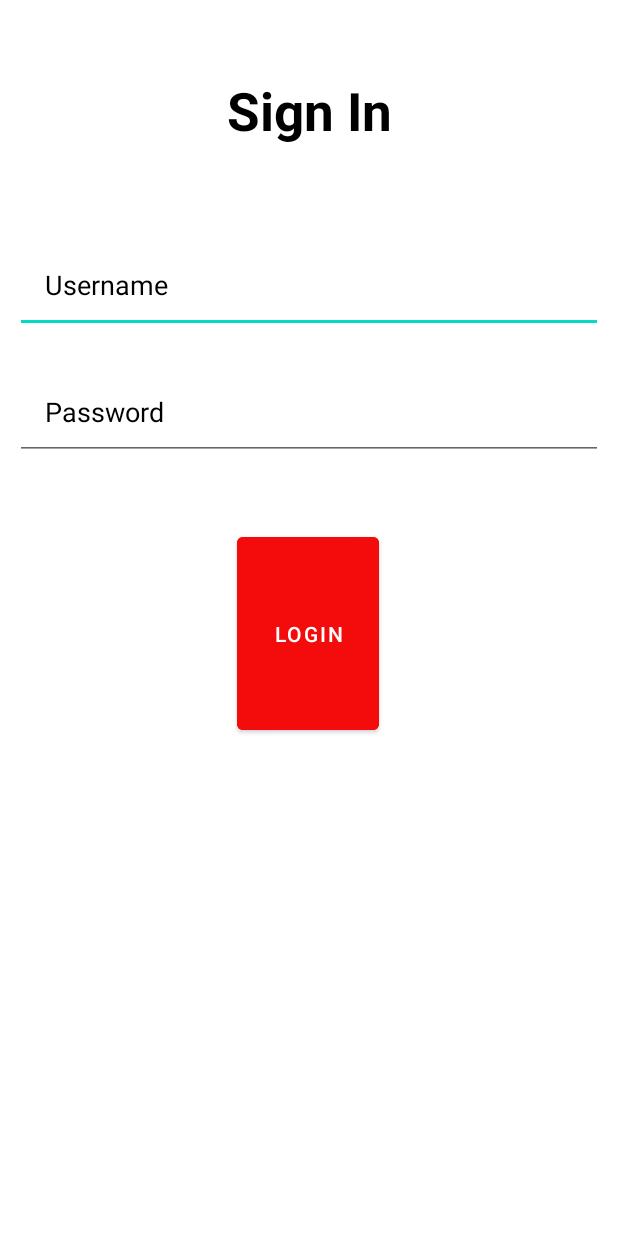
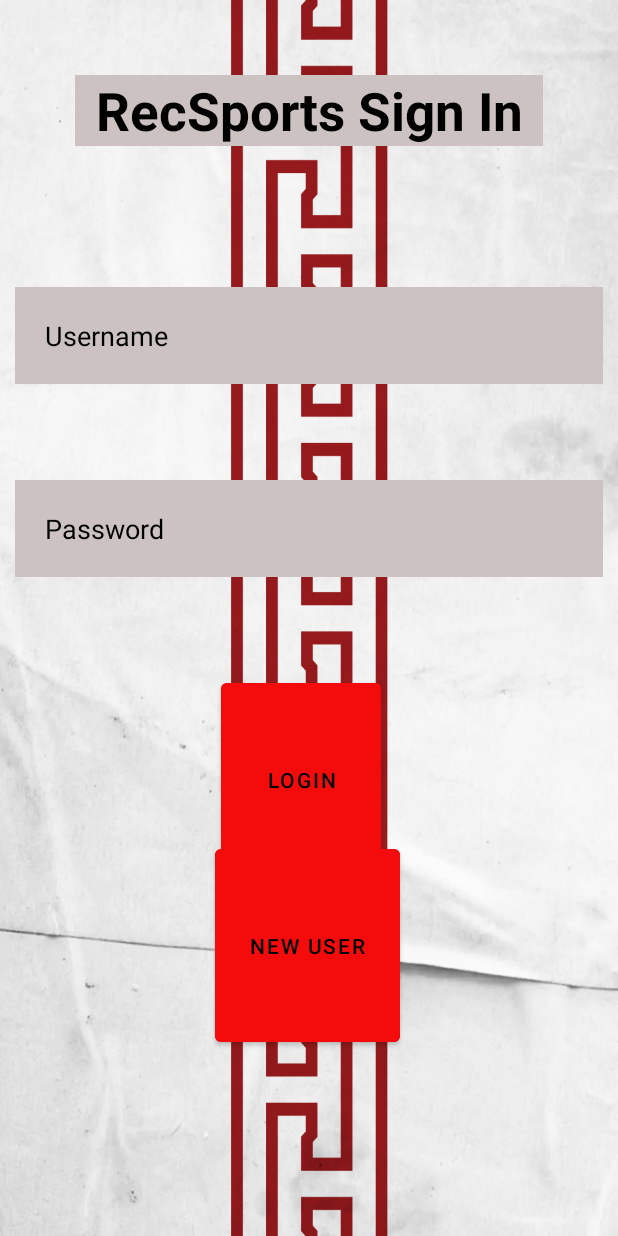
Before and after one commit to alfredmchen/Project2.3, an Android app: the screen it shows after launch (MainActivity), after a tap on "LOGIN", on a phone screen of 412 x 824 dp. Run offline under Robolectric (Android 15) with nearby library versions, the phone set to English and light mode, and no system bars.

Commit message:
updated login/register functions

```diff
--- /dev/null
+++ b/app/src/main/java/com/example/uscrecsport/DBHelperRegister.java
@@ -0,0 +1,62 @@
+package com.example.uscrecsport;
+
+import android.content.ContentValues;
+import android.content.Context;
+import android.database.Cursor;
+import android.database.sqlite.SQLiteDatabase;
+import android.database.sqlite.SQLiteOpenHelper;
+import android.widget.Toast;
+
+public class DBHelperRegister extends SQLiteOpenHelper {
+
+    public DBHelperRegister(Context context){
+        super(context, "UserLogin.db",null, 1);
+    }
+
+    @Override
+    public void onCreate(SQLiteDatabase db) {
+        db.execSQL("create table users(username Text primary key, password Text)");
+    }
+
+    @Override
+    public void onUpgrade(SQLiteDatabase db, int i, int i1) {
+        db.execSQL("drop Table if exists users");
+    }
+
+    public boolean insertd(String un, String pw){
+        SQLiteDatabase db = this.getWritableDatabase();
+        ContentValues cv = new ContentValues();
+        cv.put("username", un);
+        cv.put("password", pw);
+        boolean userExist = checkusername(un);
+        if(userExist){
+            return false;
+        }
+        long res = db.insert("users",null, cv);
+        if(res == -1){
+            return false;
+        }else{
+            return true;
+        }
+    }
+
+    public boolean checkusername(String un){
+        SQLiteDatabase db = this.getWritableDatabase();
+        Cursor cs = db.rawQuery("select * from users where username = ?", new String[] {un});
+        if(cs.getCount() > 0){
+            return true;
+        }else{
+            return false;
+        }
+    }
+
+    public boolean checkusernamepassword(String un, String pw){
+        SQLiteDatabase db = this.getWritableDatabase();
+        Cursor cs = db.rawQuery("select * from users where username = ? and password = ? ", new String[] {un,pw});
+        if(cs.getCount() > 0){
+            return true;
+        }else{
+            return false;
+        }
+    }
+}
--- a/app/src/main/java/com/example/uscrecsport/MainActivity.java
+++ b/app/src/main/java/com/example/uscrecsport/MainActivity.java
@@ -20,17 +20,28 @@ public class MainActivity extends AppCompatActivity {
         EditText userName = (EditText) findViewById(R.id.username);
         EditText passWord = (EditText) findViewById(R.id.password);
         Button loginButt = (Button) findViewById(R.id.loginbutton);
+        Button newUserRegister = (Button) findViewById(R.id.registerjumpbutton);
+        DBHelperRegister db = new DBHelperRegister(this);
 
         loginButt.setOnClickListener(new View.OnClickListener() {
             @Override
             public void onClick(View view) {
-                if (userName.getText().toString().equals("admin") && passWord.getText().toString().equals("admin") ){
-                    Toast.makeText(MainActivity.this,"Success",Toast.LENGTH_SHORT).show();
-                    Intent intent = new Intent(MainActivity.this,MainPage.class);
+                String un = userName.getText().toString();
+                String pw = passWord.getText().toString();
+                if (db.checkusernamepassword(un,pw)) {
+                    Toast.makeText(MainActivity.this, "Success", Toast.LENGTH_SHORT).show();
+                    Intent intent = new Intent(MainActivity.this, MainPage.class);
                     startActivity(intent);
-                }else{
-                    Toast.makeText(MainActivity.this,"Failed",Toast.LENGTH_SHORT).show();
+                } else {
+                    Toast.makeText(MainActivity.this, "Failed", Toast.LENGTH_SHORT).show();
                 }
+            }
+        });
+        newUserRegister.setOnClickListener(new View.OnClickListener() {
+            @Override
+            public void onClick(View view) {
+                Intent newUserintent = new Intent (MainActivity.this,RegisterActivity.class);
+                startActivity(newUserintent);
             }
         });
     }
--- a/app/src/main/res/layout/activity_main.xml
+++ b/app/src/main/res/layout/activity_main.xml
@@ -4,20 +4,21 @@
     xmlns:tools="http://schemas.android.com/tools"
     android:layout_width="match_parent"
     android:layout_height="match_parent"
-    android:backgroundTint="@color/white"
+    android:background="@drawable/background"
     tools:context=".MainActivity">
 
     <TextView
+        android:id="@+id/signin"
         android:layout_width="match_parent"
         android:layout_height="wrap_content"
-        android:id = "@+id/signin"
         android:layout_marginStart="50dp"
         android:layout_marginTop="50dp"
         android:layout_marginEnd="50dp"
         android:layout_marginBottom="50dp"
-        android:backgroundTint="#F81111"
+        android:background="@android:color/holo_green_light"
+        android:backgroundTint="#CDC2C2"
         android:gravity="center"
-        android:text="Sign In"
+        android:text="RecSports Sign In"
         android:textColor="@color/black"
         android:textSize="35dp"
         android:textStyle="bold" />
@@ -27,37 +28,62 @@
         android:layout_width="match_parent"
         android:layout_height="wrap_content"
         android:layout_below="@id/signin"
+        android:layout_marginStart="10dp"
+        android:layout_marginTop="44dp"
+        android:layout_marginEnd="10dp"
+        android:layout_marginBottom="10dp"
+        android:background="#CDC2C2"
         android:hint="Username"
-        android:textColorHint="@color/black"
+        android:padding="20dp"
         android:textColor="@color/black"
-        android:layout_margin="10dp"
-        android:padding = "20dp"/>
+        android:textColorHint="@color/black" />
 
     <EditText
         android:id="@+id/password"
         android:layout_width="match_parent"
         android:layout_height="wrap_content"
         android:layout_below="@id/username"
+        android:layout_marginStart="10dp"
+        android:layout_marginTop="54dp"
+        android:layout_marginEnd="10dp"
+        android:layout_marginBottom="10dp"
+        android:background="#CDC2C2"
         android:hint="Password"
+        android:padding="20dp"
         android:textColor="@color/black"
-        android:textColorHint="@color/black"
-        android:layout_margin="10dp"
-        android:padding = "20dp"/>
+        android:textColorHint="@color/black" />
 
     <Button
-        android:id="@+id/loginbutton"
-        android:layout_width="wrap_content"
+        android:id="@+id/registerjumpbutton"
+        android:layout_width="121dp"
         android:layout_height="wrap_content"
         android:layout_alignParentStart="true"
         android:layout_alignParentTop="true"
         android:layout_alignParentEnd="true"
         android:layout_alignParentBottom="true"
-        android:layout_marginStart="158dp"
-        android:layout_marginTop="352dp"
-        android:layout_marginEnd="159dp"
-        android:layout_marginBottom="331dp"
+        android:layout_marginStart="143dp"
+        android:layout_marginTop="560dp"
+        android:layout_marginEnd="145dp"
+        android:layout_marginBottom="123dp"
         android:backgroundTint="#F40B0B"
-        android:text="Login" />
+        android:text="New User"
+        android:textColor="@color/black" />
+
+    <Button
+        android:id="@+id/loginbutton"
+        android:layout_width="105dp"
+        android:layout_height="wrap_content"
+        android:layout_alignParentStart="true"
+        android:layout_alignParentTop="true"
+        android:layout_alignParentEnd="true"
+        android:layout_alignParentBottom="true"
+        android:layout_marginStart="147dp"
+        android:layout_marginTop="449dp"
+        android:layout_marginEnd="158dp"
+        android:layout_marginBottom="234dp"
+        android:backgroundTint="#F40B0B"
+        android:text="Login"
+        android:textColor="@color/black" />
 
 
 </RelativeLayout>
```
Also changed, not shown: app/src/main/AndroidManifest.xml (+6 -3 lines), app/src/main/java/com/example/uscrecsport/RegisterActivity.java (added, +56 -0 lines), app/src/main/res/layout/activity_register.xml (added, +97 -0 lines).
